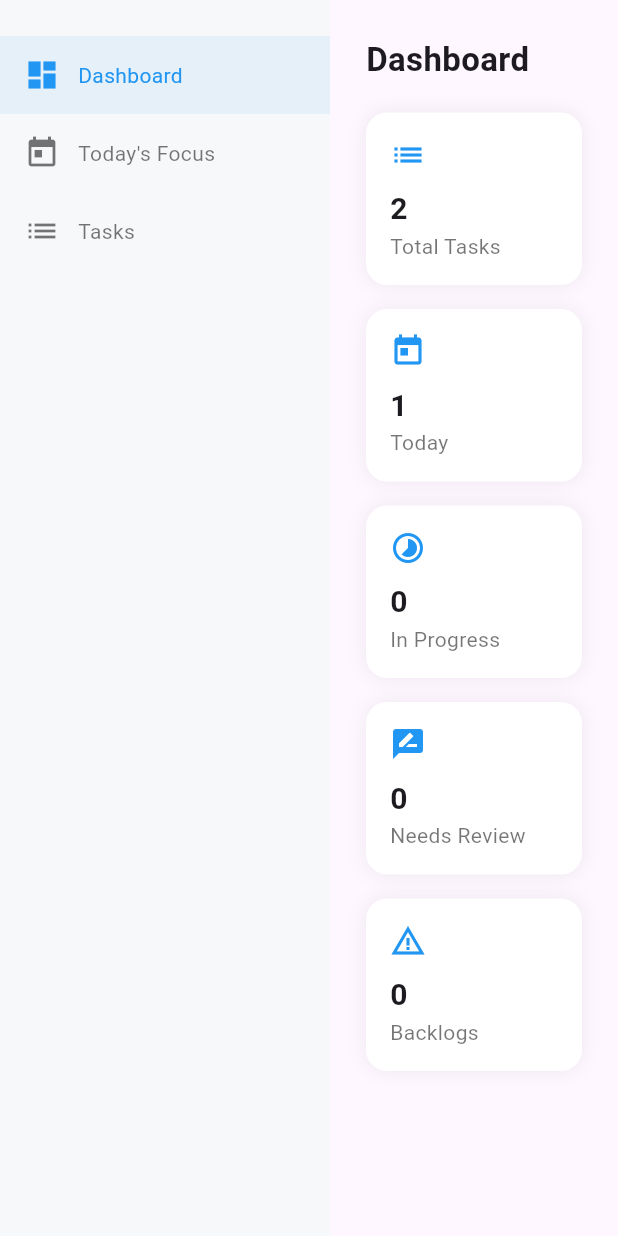
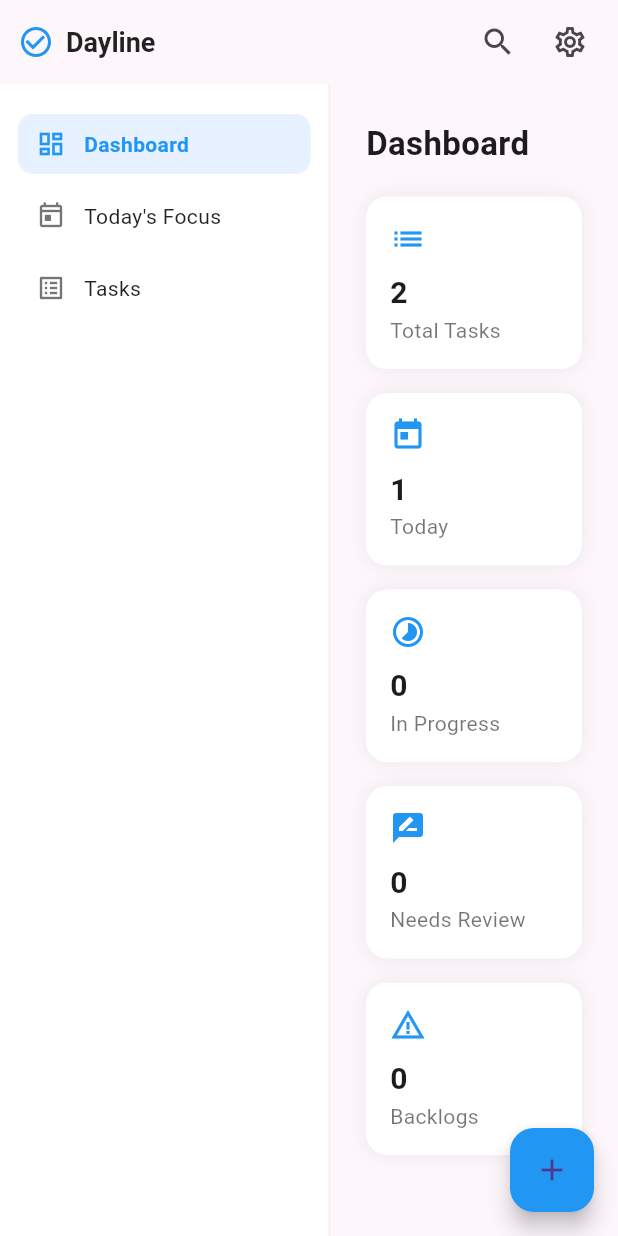
Before and after one commit to Gilmorecollins/Dayline, a Flutter app: the screen it shows after launch, on a phone screen of 412 x 824 dp. Run offline on Flutter 3.47's test engine with Material 3 defaults, Android fonts, the phone set to English and light mode, and no system bars.

Commit message:
Phase 3.3: Restore AppShell UI (top bar, nav, FAB)

```diff
--- a/lib/app_shell.dart
+++ b/lib/app_shell.dart
@@ -4,91 +4,136 @@ import 'core/store/task_store.dart';
 import 'features/home/home_screen.dart';
 import 'features/today/today_screen.dart';
 
-enum AppSection {
-  dashboard,
-  today,
-  tasks,
-}
-
 class AppShell extends StatefulWidget {
   final TaskStore store;
 
-  const AppShell({
-    super.key,
-    required this.store,
-  });
+  const AppShell({super.key, required this.store});
 
   @override
   State<AppShell> createState() => _AppShellState();
 }
 
 class _AppShellState extends State<AppShell> {
-  AppSection _current = AppSection.dashboard;
+  int _index = 0;
 
   @override
   Widget build(BuildContext context) {
-    Widget content;
+    return Scaffold(
+      backgroundColor: const Color(0xFFFDF7FB),
 
-    switch (_current) {
-      case AppSection.dashboard:
-        content = HomeScreen(store: widget.store);
-        break;
-      case AppSection.today:
-        content = TodayScreen(store: widget.store);
-        break;
-      case AppSection.tasks:
-        content = const Center(child: Text('Tasks (coming soon)'));
-        break;
-    }
+      // ───────────────── AppBar ─────────────────
+      appBar: AppBar(
+        elevation: 0,
+        backgroundColor: Colors.transparent,
+        titleSpacing: 0,
+        title: Row(
+          children: const [
+            SizedBox(width: 12),
+            Icon(Icons.check_circle_outline, color: Colors.blue),
+            SizedBox(width: 8),
+            Text(
+              'Dayline',
+              style: TextStyle(
+                fontWeight: FontWeight.w600,
+                fontSize: 18,
+                color: Colors.black87,
+              ),
+            ),
+          ],
+        ),
+        actions: [
+          IconButton(
+            tooltip: 'Search (coming soon)',
+            icon: const Icon(Icons.search),
+            onPressed: () {},
+          ),
+          IconButton(
+            tooltip: 'Settings (coming soon)',
+            icon: const Icon(Icons.settings_outlined),
+            onPressed: () {},
+          ),
+          const SizedBox(width: 8),
+        ],
+      ),
 
-    return Scaffold(
+      // ───────────────── Body ─────────────────
       body: Row(
         children: [
           _SideNav(
-            current: _current,
-            onSelect: (s) => setState(() => _current = s),
+            index: _index,
+            onChanged: (i) => setState(() => _index = i),
           ),
-          Expanded(child: content),
+          Expanded(child: _buildContent()),
         ],
+      ),
+
+      // ───────────────── Add Task FAB ─────────────────
+      floatingActionButton: FloatingActionButton(
+        tooltip: 'Add Task',
+        backgroundColor: Colors.blue,
+        child: const Icon(Icons.add),
+        onPressed: () {
+          // Hook dialog later (Phase 4)
+        },
       ),
     );
   }
+
+  Widget _buildContent() {
+    switch (_index) {
+      case 0:
+        return HomeScreen(store: widget.store);
+      case 1:
+        return TodayScreen(store: widget.store);
+      case 2:
+        return const Center(child: Text('Tasks (coming soon)'));
+      default:
+        return const SizedBox.shrink();
+    }
+  }
 }
 
+// ───────────────── Side Navigation ─────────────────
+
 class _SideNav extends StatelessWidget {
-  final AppSection current;
-  final ValueChanged<AppSection> onSelect;
+  final int index;
+  final ValueChanged<int> onChanged;
 
   const _SideNav({
-    required this.current,
-    required this.onSelect,
+    required this.index,
+    required this.onChanged,
   });
 
   @override
   Widget build(BuildContext context) {
     return Container(
       width: 220,
-      color: const Color(0xFFF7F8FA),
+      padding: const EdgeInsets.only(top: 16),
+      decoration: const BoxDecoration(
+        color: Colors.white,
+        border: Border(
+          right: BorderSide(color: Color(0x11000000)),
+        ),
+      ),
       child: Column(
         children: [
-          const SizedBox(height: 24),
           _NavItem(
-            icon: Icons.dashboard,
+            icon: Icons.dashboard_outlined,
             label: 'Dashboard',
-            active: current == AppSection.dashboard,
-            onTap: () => onSelect(AppSection.dashboard),
+            selected: index == 0,
+            onTap: () => onChanged(0),
           ),
           _NavItem(
-            icon: Icons.today,
+            icon: Icons.today_outlined,
             label: "Today's Focus",
-            active: current == AppSection.today,
-            onTap: () => onSelect(AppSection.today),
+            selected: index == 1,
+            onTap: () => onChanged(1),
           ),
           _NavItem(
-            icon: Icons.list,
+            icon: Icons.list_alt_outlined,
             label: 'Tasks',
-            active: current == AppSection.tasks,
-            onTap: () => onSelect(AppSection.tasks),
+            selected: index == 2,
+            onTap: () => onChanged(2),
           ),
         ],
       ),
@@ -99,30 +144,42 @@ class _SideNav extends StatelessWidget {
 class _NavItem extends StatelessWidget {
   final IconData icon;
   final String label;
-  final bool active;
+  final bool selected;
   final VoidCallback onTap;
 
   const _NavItem({
     required this.icon,
     required this.label,
-    required this.active,
+    required this.selected,
     required this.onTap,
   });
 
   @override
   Widget build(BuildContext context) {
-    final color = active ? Colors.blue : Colors.black54;
-
     return InkWell(
       onTap: onTap,
       child: Container(
-        padding: const EdgeInsets.symmetric(horizontal: 16, vertical: 14),
-        color: active ? Colors.blue.withOpacity(0.08) : null,
+        margin: const EdgeInsets.symmetric(horizontal: 12, vertical: 4),
+        padding: const EdgeInsets.symmetric(horizontal: 12, vertical: 10),
+        decoration: BoxDecoration(
+          color: selected ? const Color(0xFFE8F1FF) : Colors.transparent,
+          borderRadius: BorderRadius.circular(10),
+        ),
         child: Row(
           children: [
-            Icon(icon, color: color),
+            Icon(
+              icon,
+              size: 20,
+              color: selected ? Colors.blue : Colors.black54,
+            ),
             const SizedBox(width: 12),
-            Text(label, style: TextStyle(color: color)),
+            Text(
+              label,
+              style: TextStyle(
+                fontWeight: selected ? FontWeight.w600 : FontWeight.normal,
+                color: selected ? Colors.blue : Colors.black87,
+              ),
+            ),
           ],
         ),
       ),
--- a/lib/core/store/task_store.dart
+++ b/lib/core/store/task_store.dart
@@ -1,37 +1,26 @@
-import 'dart:collection';
+import 'package:flutter/foundation.dart';
 import '../models/task.dart';
 
-class TaskStore {
+class TaskStore extends ChangeNotifier {
   final List<Task> _tasks = [];
 
-  // ===== Lifecycle =====
-  Future<void> load() async {
-    // Phase 2: no persistence yet
-    // Phase 3 will hydrate from disk
-    return;
-  }
+  // --------------------------------------------------
+  // Core access
+  // --------------------------------------------------
 
-  // ===== Core CRUD =====
-  void addTask(Task task) {
-    _tasks.add(task);
-  }
+  List<Task> get tasks => List.unmodifiable(_tasks);
 
-  void updateStatus(String id, TaskStatus status) {
-    final index = _tasks.indexWhere((t) => t.id == id);
-    if (index == -1) return;
+  // 👇 REQUIRED by TodayScreen
+  List<Task> get todayTasks =>
+      _tasks.where((t) => t.isToday && !t.isCompleted).toList();
 
-    _tasks[index] = _tasks[index].copyWith(status: status);
-  }
+  // --------------------------------------------------
+  // Counters (Dashboard)
+  // --------------------------------------------------
 
-  // ===== Read-only views =====
-  UnmodifiableListView<Task> get allTasks =>
-      UnmodifiableListView(_tasks);
-
-  // ===== Counters (USED BY UI) =====
   int get totalTasks => _tasks.length;
 
-  int get todayCount =>
-      _tasks.where((t) => t.isToday).length;
+  int get todayCount => todayTasks.length;
 
   int get inProgressCount =>
       _tasks.where((t) => t.status == TaskStatus.inProgress).length;
@@ -42,9 +31,29 @@ class TaskStore {
   int get backlogCount =>
       _tasks.where((t) => t.isBacklog).length;
 
-  // ===== Lists =====
-  List<Task> get todayTasks =>
-      _tasks.where((t) => t.isToday).toList();
+  // --------------------------------------------------
+  // Mutations
+  // --------------------------------------------------
 
-  bool get isEmpty => _tasks.isEmpty;
+  void addTask(Task task) {
+    _tasks.add(task);
+    notifyListeners();
+  }
+
+  void updateStatus(String taskId, TaskStatus status) {
+    final index = _tasks.indexWhere((t) => t.id == taskId);
+    if (index == -1) return;
+
+    _tasks[index] = _tasks[index].copyWith(status: status);
+    notifyListeners();
+  }
+
+  // --------------------------------------------------
+  // Lifecycle (Phase 3 – placeholder)
+  // --------------------------------------------------
+
+  Future<void> load() async {
+    // Persistence will be implemented next phase
+    return;
+  }
 }
--- /dev/null
+++ b/lib/features/task/tasks_screen.dart
@@ -0,0 +1,32 @@
+import 'package:flutter/material.dart';
+import '../../core/store/task_store.dart';
+
+class TasksScreen extends StatelessWidget {
+  final TaskStore store;
+
+  const TasksScreen({
+    super.key,
+    required this.store,
+  });
+
+  @override
+  Widget build(BuildContext context) {
+    if (store.tasks.isEmpty) {
+      return const Center(
+        child: Text('No tasks yet'),
+      );
+    }
+
+    return ListView.builder(
+      padding: const EdgeInsets.all(16),
+      itemCount: store.tasks.length,
+      itemBuilder: (_, index) {
+        final task = store.tasks[index];
+        return ListTile(
+          title: Text(task.title),
+          subtitle: Text(task.status.name),
+        );
+      },
+    );
+  }
+}
```
